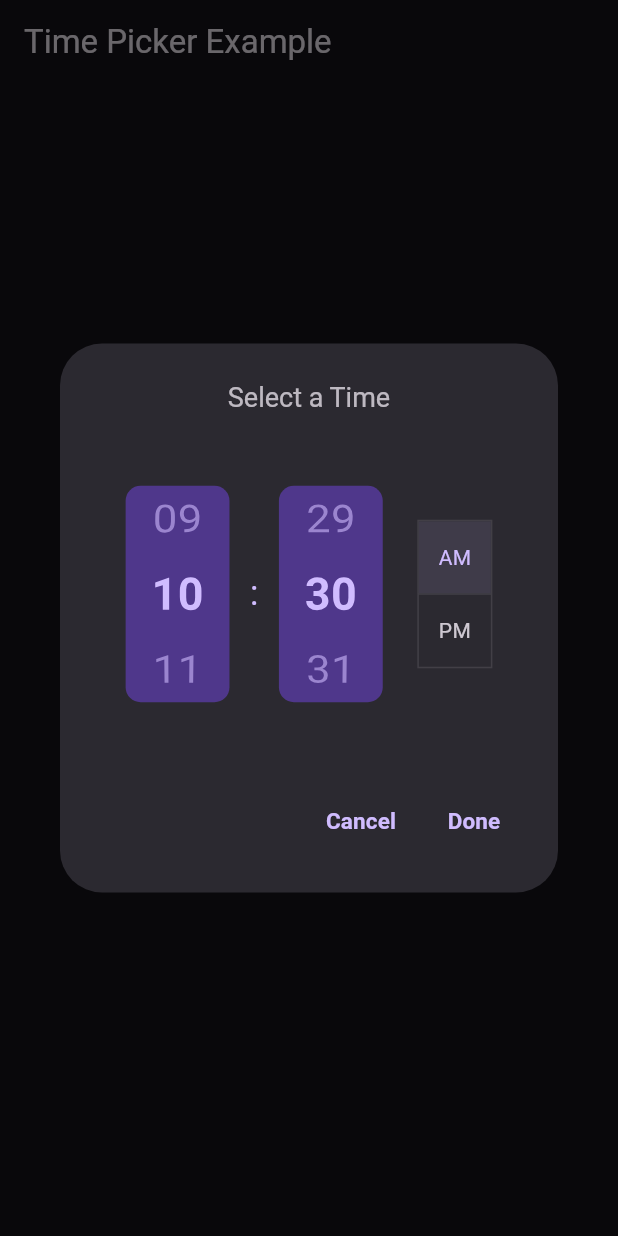
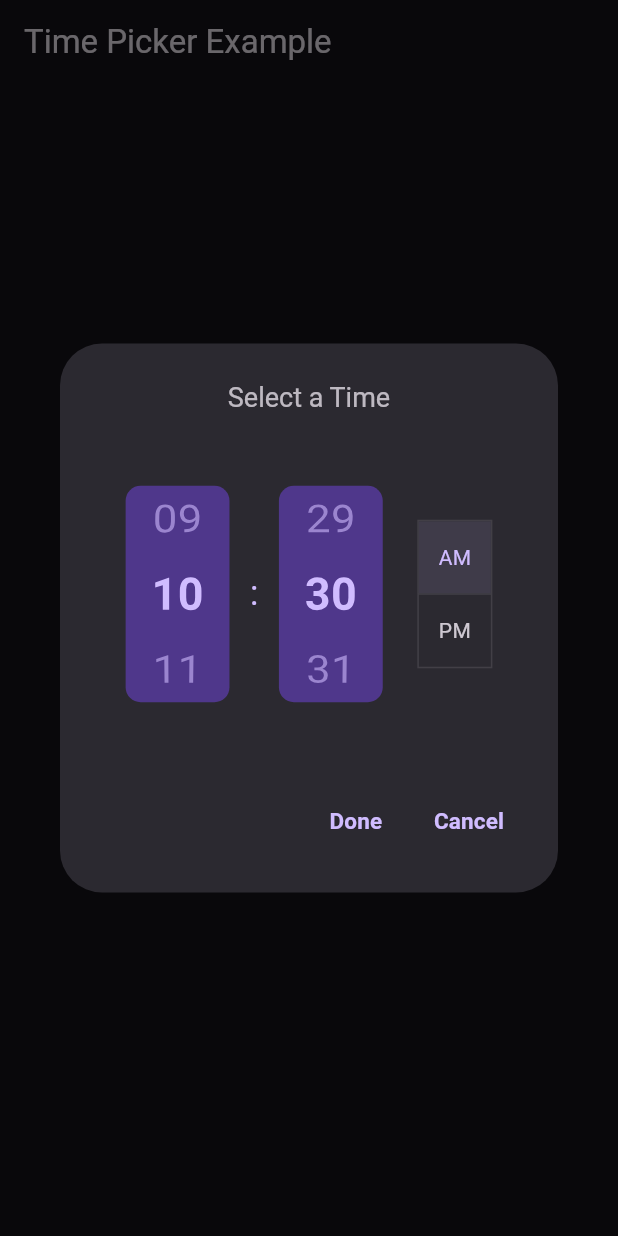
Before and after one commit to sadreactonly/spinner_time_picker, a Flutter app: the screen it shows after launch, after a tap on "Pick a Time", on a phone screen of 412 x 824 dp. Run offline on Flutter 3.47's test engine with Material 3 defaults, Android fonts, the phone set to English and light mode, and no system bars.

Commit message:
Add button order property

```diff
--- a/lib/src/show_spinner_time_picker_dialog.dart
+++ b/lib/src/show_spinner_time_picker_dialog.dart
@@ -5,9 +5,14 @@ import 'package:flutter/material.dart';
 // Import custom widget used in the dialog
 import 'spinner_time_picker_widget.dart';
 
+enum ButtonOrder {
+  saveCancel,
+  cancelSave,
+}
+
 // Function to show a dialog with a spinner-based time picker
-Future<TimeOfDay?> showSpinnerTimePicker(
-  BuildContext context, {
+Future<TimeOfDay?> showSpinnerTimePicker(BuildContext context,
+    {
     // Optional parameters for customizing the appearance and behavior of the dialog
     String? title,
     Color? backgroundColor,
@@ -30,20 +35,23 @@ Future<TimeOfDay?> showSpinnerTimePicker(
     EdgeInsets? contentPadding,
     String? cancelButtonLabel,
     String? okButtonLabel,
-}) async {
+    ButtonOrder? buttonOrder = ButtonOrder.saveCancel}) async {
   // Get the color scheme and screen size from the current theme
   final colorScheme = Theme.of(context).colorScheme;
   final size = MediaQuery.of(context).size;
-  final Brightness currentBrightness = MediaQuery.of(context).platformBrightness;
+  final Brightness currentBrightness =
+      MediaQuery.of(context).platformBrightness;
 
   // Check the current brightness mode
   final bool isDarkMode = currentBrightness == Brightness.dark;
 
   // Set default values for various optional parameters
-  final _foregroundColor = foregroundColor ?? colorScheme.onBackground.withAlpha(200);
+  final _foregroundColor =
+      foregroundColor ?? colorScheme.onBackground.withAlpha(200);
   final _backgroundColor = backgroundColor ?? colorScheme.background;
   final _title = title ?? "Select a Time";
-  final _titleStyle = titleStyle ?? TextStyle(fontSize: 18, color: _foregroundColor);
+  final _titleStyle =
+      titleStyle ?? TextStyle(fontSize: 18, color: _foregroundColor);
   final _is24HourFormat = is24HourFormat ?? true;
   final _height = height ?? 0.25 * size.height;
   final _width = width ?? 0.8 * size.width;
@@ -53,7 +61,8 @@ Future<TimeOfDay?> showSpinnerTimePicker(
   final _digitHeight = digitHeight ?? 0.35 * _spinnerHeight;
 
   // Set spinner background color based on dark mode status
-  final _spinnerBgColor = spinnerBgColor ?? (isDarkMode ? colorScheme.primary : colorScheme.primaryContainer);
+  final _spinnerBgColor = spinnerBgColor ??
+      (isDarkMode ? colorScheme.primary : colorScheme.primaryContainer);
 
   // Set default text styles for selected and non-selected time elements
   final _selectedTextStyle = selectedTextStyle ??
@@ -65,7 +74,9 @@ Future<TimeOfDay?> showSpinnerTimePicker(
   final _nonSelectedTextStyle = nonSelectedTextStyle ??
       TextStyle(
         fontSize: 30,
-        color: isDarkMode ? colorScheme.primaryContainer.withAlpha(200) : colorScheme.primary.withAlpha(150),
+        color: isDarkMode
+            ? colorScheme.primaryContainer.withAlpha(200)
+            : colorScheme.primary.withAlpha(150),
       );
 
   // Set default text style for buttons
@@ -84,24 +95,27 @@ Future<TimeOfDay?> showSpinnerTimePicker(
   String pressedButton = "Cancel";
 
   // Create the Cancel and Done buttons with their respective actions
-  final actionsButtons = <Widget>[
-    TextButton(
+  final saveButton = TextButton(
+    style: buttonStyle,
+    onPressed: () {
+      pressedButton = "Done";
+      Navigator.of(context).pop();
+    },
+    child: Text(_okButtonLabel, style: _buttonTextStyle),
+  );
+
+  final cancelButton = TextButton(
     style: buttonStyle,
     onPressed: () {
       pressedButton = "Cancel";
       Navigator.of(context).pop();
     },
     child: Text(_cancelButtonLabel, style: _buttonTextStyle),
-    ),
-    TextButton(
-      style: buttonStyle,
-      onPressed: () {
-        pressedButton = "Done";
-        Navigator.of(context).pop();
-      },
-      child: Text(_okButtonLabel, style: _buttonTextStyle),
-    ),
-  ];
+  );
+
+  final actionsButtons = buttonOrder == ButtonOrder.saveCancel
+      ? <Widget>[saveButton, cancelButton]
+      : <Widget>[cancelButton, saveButton];
 
   // Show the dialog and get the selected time when the dialog is dismissed
   await showDialog<void>(
@@ -109,7 +123,8 @@ Future<TimeOfDay?> showSpinnerTimePicker(
     barrierDismissible: barrierDismissible,
     builder: (context) {
       return Theme(
-        data: Theme.of(context).copyWith(dialogBackgroundColor: _backgroundColor),
+        data:
+            Theme.of(context).copyWith(dialogBackgroundColor: _backgroundColor),
         child: AlertDialog(
           contentPadding: contentPadding,
           title: Center(child: Text(_title, style: _titleStyle)),
```
Lines whose indentation alone changed are shown as unchanged.
